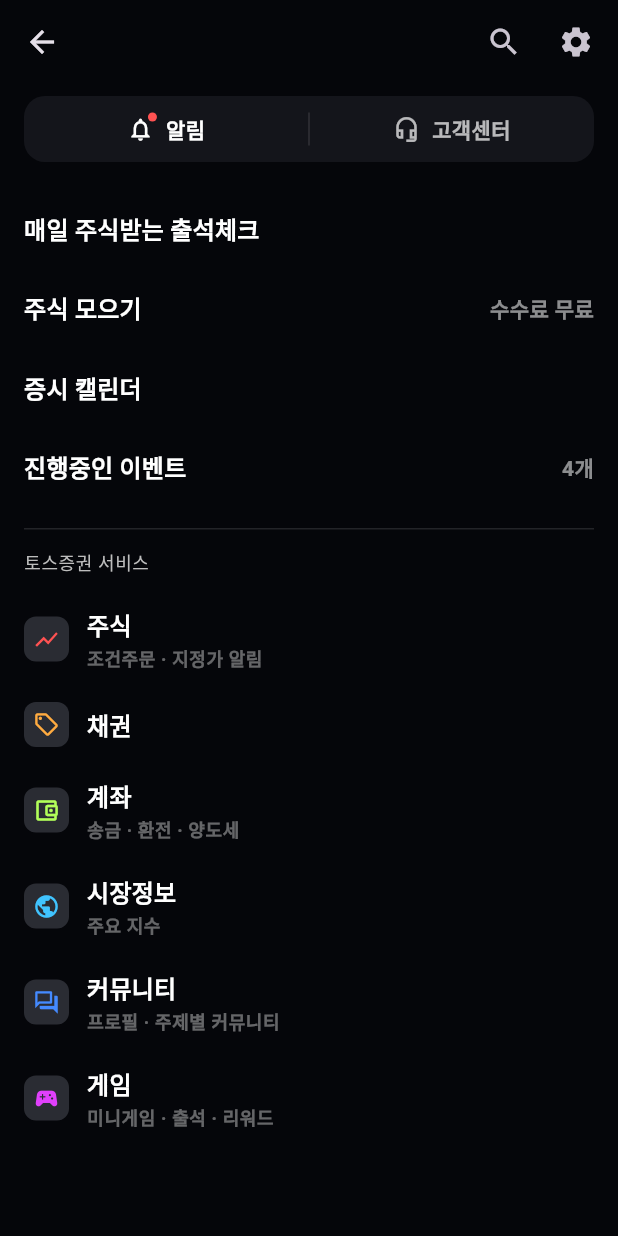
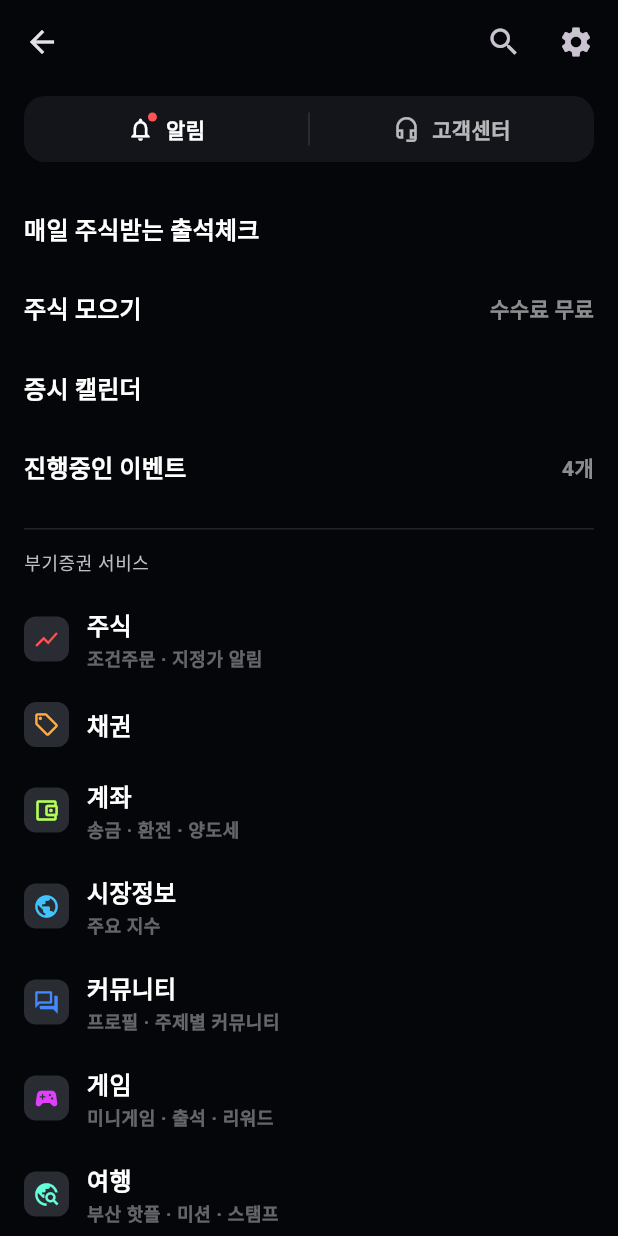
Before and after one commit to JinIleSon/BNK-The-Second-Main-Project, a Flutter app: the MenuPage screen opened directly, on a phone screen of 412 x 824 dp. Run offline on Flutter 3.47's test engine with Material 3 defaults, Android fonts, the phone set to English and light mode, and no system bars; our stand-ins replace audioplayers, camera, firebase_core, go_router, google_mobile_ads, in_app_purchase and 3 more; missing offline and left inert: flame, games_services, google_mlkit_commons, google_mlkit_face_detection; accounts and stored records are empty; network calls fail.

Commit message:
feat(menu): add Travel category and page

```diff
--- a/bnkproject/lib/screens/menu/menu_page.dart
+++ b/bnkproject/lib/screens/menu/menu_page.dart
@@ -1,6 +1,8 @@
 import 'package:flutter/material.dart';
 import '../settings/settings_page.dart';
 import 'package:bnkproject/game/game_entry.dart';
+import '../travel/travel_page.dart';
+
 
 class MenuPage extends StatefulWidget {
   const MenuPage({super.key});
@@ -89,7 +91,7 @@
             const Divider(height: 1, color: Colors.white12),
             const SizedBox(height: 14),
 
-            Text('토스증권 서비스', style: bodySmall),
+            Text('부기증권 서비스', style: bodySmall),
             const SizedBox(height: 10),
 
             _ServiceTile(
@@ -142,6 +144,20 @@
               onTap: () {
                 Navigator.of(context, rootNavigator: true).push(
                   MaterialPageRoute(builder: (_) => const GameEntryPage()),
+                );
+              },
+            ),
+
+            // ✅ 여행 → TravelPage로 이동 (추가)
+            _ServiceTile(
+              iconBg: const Color(0xFF2A2C33),
+              icon: Icons.travel_explore,
+              iconColor: Colors.tealAccent,
+              title: '여행',
+              subtitle: '부산 핫플 · 미션 · 스탬프',
+              onTap: () {
+                Navigator.of(context, rootNavigator: true).push(
+                  MaterialPageRoute(builder: (_) => const TravelPage()),
                 );
               },
             ),
```
Also changed, not shown: bnkproject/lib/screens/travel/travel_page.dart (added, +13 -0 lines).
